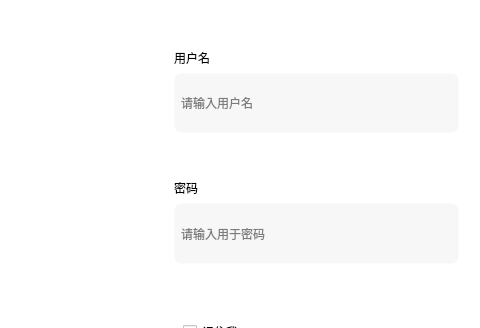
First picture: the form in mainwindow.ui, repository wangerge403/parkingManageSystem, before the edit; both pictures show x 301 to 781 and y 0 to 328 of the 781 by 543 pixel window.
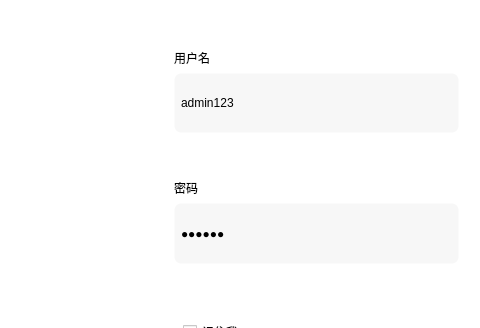
Second picture: the form after the edit.

What changed in the file:
```diff
--- a/mainwindow.ui
+++ b/mainwindow.ui
@@ -101,7 +101,7 @@
 font: 10pt &quot;华文隶书&quot;;</string>
             </property>
             <property name="text">
-             <string/>
+             <string>admin123</string>
             </property>
             <property name="placeholderText">
              <string>请输入用户名</string>
@@ -153,7 +153,7 @@
 font: 10pt &quot;华文隶书&quot;;</string>
             </property>
             <property name="text">
-             <string/>
+             <string>123456</string>
             </property>
             <property name="echoMode">
              <enum>QLineEdit::Password</enum>
```
Left out of the diff: 2 changed lines with no effect on the pictures.
